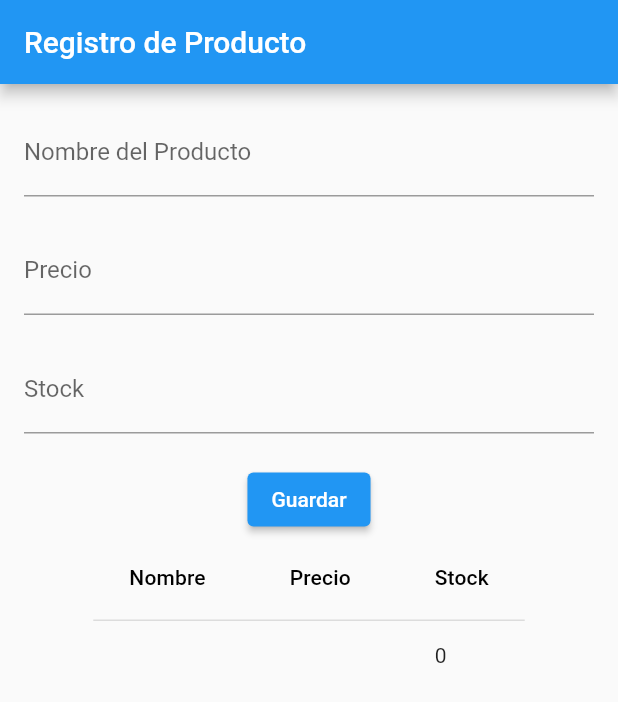
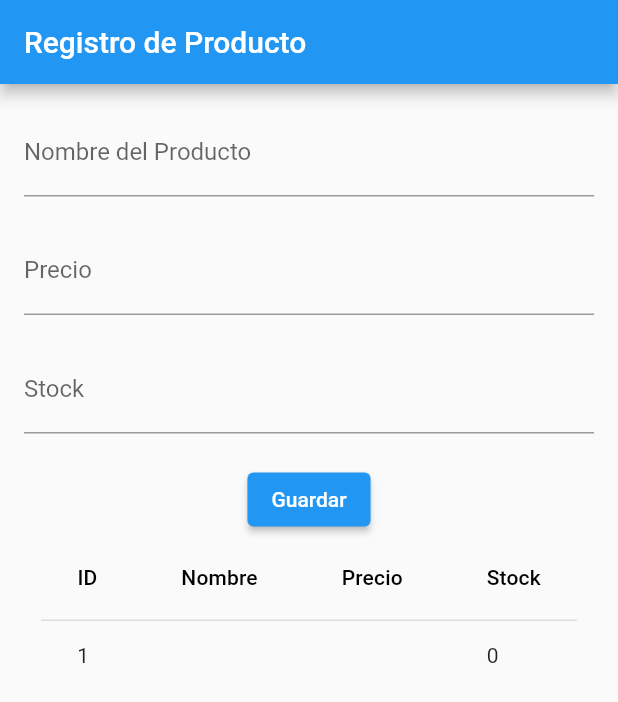
Before and after one commit to granadoshernandez/eval2_sis22, a Flutter app: the screen it shows after launch, after a tap on "Guardar", on a phone screen of 412 x 824 dp. Shown: the top 702 px of the screen. Run offline on Flutter 3.47's test engine with Material 2 defaults, Android fonts, the phone set to English and light mode, and no system bars; our stand-ins replace cloud_firestore, firebase_core; accounts and stored records are empty.

Commit message:
solucion2

```diff
--- a/lib/main.dart
+++ b/lib/main.dart
@@ -33,6 +33,7 @@ class _RegistroProductoState extends State<RegistroProducto> {
   TextEditingController precioController = TextEditingController();
   TextEditingController stockController = TextEditingController();
   List<Map<String, dynamic>> productos = [];
+  int lastId = 0; // Variable para almacenar el último ID utilizado
 
   Future<void> _guardarDatos() async {
     String nombre = nombreController.text;
@@ -40,17 +41,20 @@ class _RegistroProductoState extends State<RegistroProducto> {
     int stock = int.tryParse(stockController.text) ?? 0;
 
     try {
+      lastId++; // Incrementa el ID antes de agregar un nuevo producto
       await FirebaseFirestore.instance.collection('tb_productos').add({
+        'id': lastId.toString(), // Convierte el ID a String
         'nombre': nombre,
         'precio': precio,
         'stock': stock,
       });
 
       print(
-          'Datos guardados en Firebase Firestore. Nombre: $nombre, Precio: $precio, Stock: $stock');
+          'Datos guardados en Firebase Firestore. ID: $lastId, Nombre: $nombre, Precio: $precio, Stock: $stock');
 
       // Actualiza la lista de productos
       productos.add({
+        'id': lastId.toString(), // Convierte el ID a String
         'nombre': nombre,
         'precio': precio,
         'stock': stock,
@@ -97,6 +101,7 @@ class _RegistroProductoState extends State<RegistroProducto> {
           if (productos.isNotEmpty)
             DataTable(
               columns: [
+                DataColumn(label: Text('ID')),
                 DataColumn(label: Text('Nombre')),
                 DataColumn(label: Text('Precio')),
                 DataColumn(label: Text('Stock')),
@@ -105,6 +110,7 @@ class _RegistroProductoState extends State<RegistroProducto> {
                   .map(
                     (producto) => DataRow(
                       cells: [
+                        DataCell(Text(producto['id'])),
                         DataCell(Text(producto['nombre'])),
                         DataCell(Text(producto['precio'].toString())),
                         DataCell(Text(producto['stock'].toString())),
```
